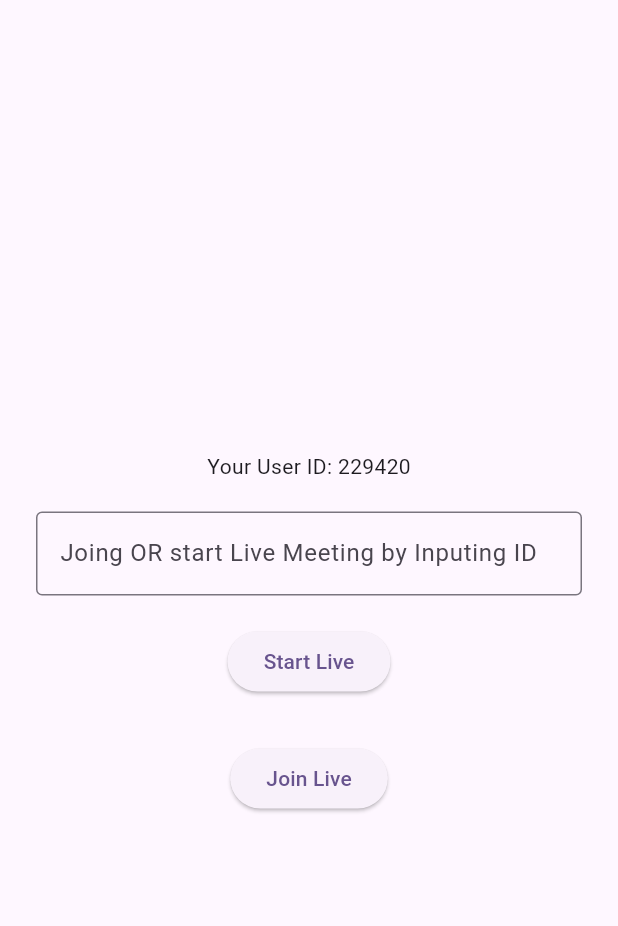
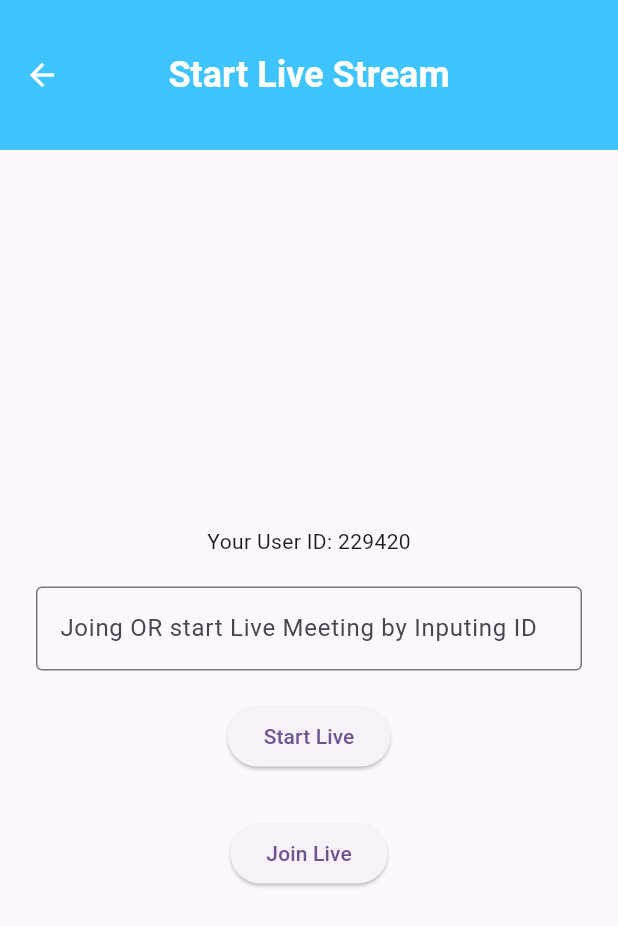
Before and after one commit to musondaAlexander/patienttracking, a Flutter app: the screen it shows once a user with an empty profile is signed in, in the side drawer, after a tap on "Go Live With Video", on a phone screen of 412 x 824 dp. Shown: the top 926 px of the screen. Run offline on Flutter 3.47's test engine with Material 2 defaults, Android fonts, the phone set to English and light mode, and no system bars; our stand-ins replace cloud_firestore, firebase_auth, firebase_core, firebase_database, geocoding, geolocator and 6 more; missing offline and left inert: background_sms, flutter_session_manager, sliding_switch, zego_uikit_prebuilt_live_streaming; accounts and stored records are empty.

Commit message:
added Appbar to SOS wigdet.

```diff
--- a/lib/User/screens/LiveStream/sos.dart
+++ b/lib/User/screens/LiveStream/sos.dart
@@ -19,6 +19,20 @@ class _SOSState extends State<SOS> {
   @override
   Widget build(BuildContext context) {
     return Scaffold(
+      appBar: AppBar(
+        toolbarHeight: 100,
+        iconTheme: const IconThemeData(color: Colors.white),
+        backgroundColor: Colors.lightBlueAccent,
+        title: const Text(
+          'Start Live Stream',
+          style: TextStyle(
+            color: Colors.white,
+            fontSize: 24,
+            fontWeight: FontWeight.bold,
+          ),
+        ),
+        centerTitle: true,
+      ),
       body: Padding(
           padding: EdgeInsets.symmetric(horizontal: 24),
           child: Column(
```
